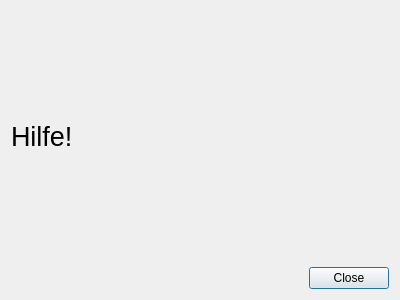
Above: Offizielle Version/helpwindow.ui from fabian2798/Arbeitszeitkonto before the change. Below: the same form after it.
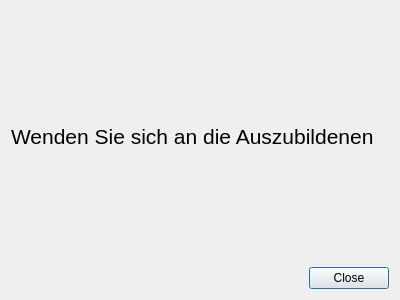
That is the form after the change.

Patch:
```diff
--- a/Offizielle Version/helpwindow.ui
+++ b/Offizielle Version/helpwindow.ui
@@ -18,11 +18,11 @@
     <widget class="QLabel" name="label">
      <property name="font">
       <font>
-       <pointsize>20</pointsize>
+       <pointsize>16</pointsize>
       </font>
      </property>
      <property name="text">
-      <string>Hilfe!</string>
+      <string>Wenden Sie sich an die Auszubildenen</string>
      </property>
     </widget>
    </item>
```
Left out of the diff: 8 changed lines with no effect on the pictures.
